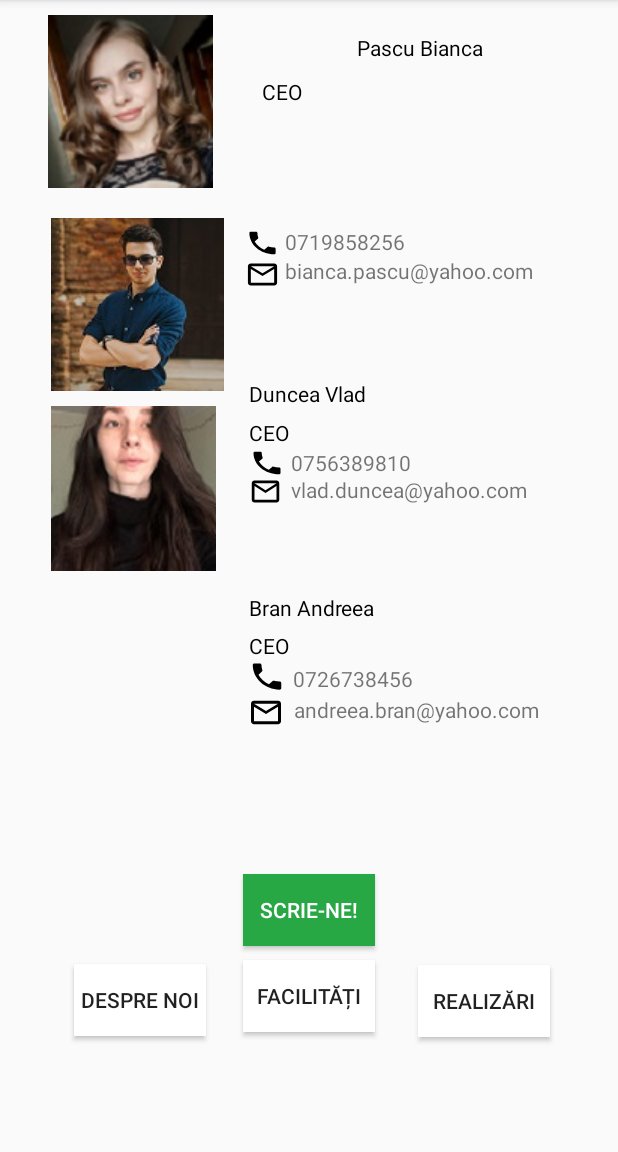
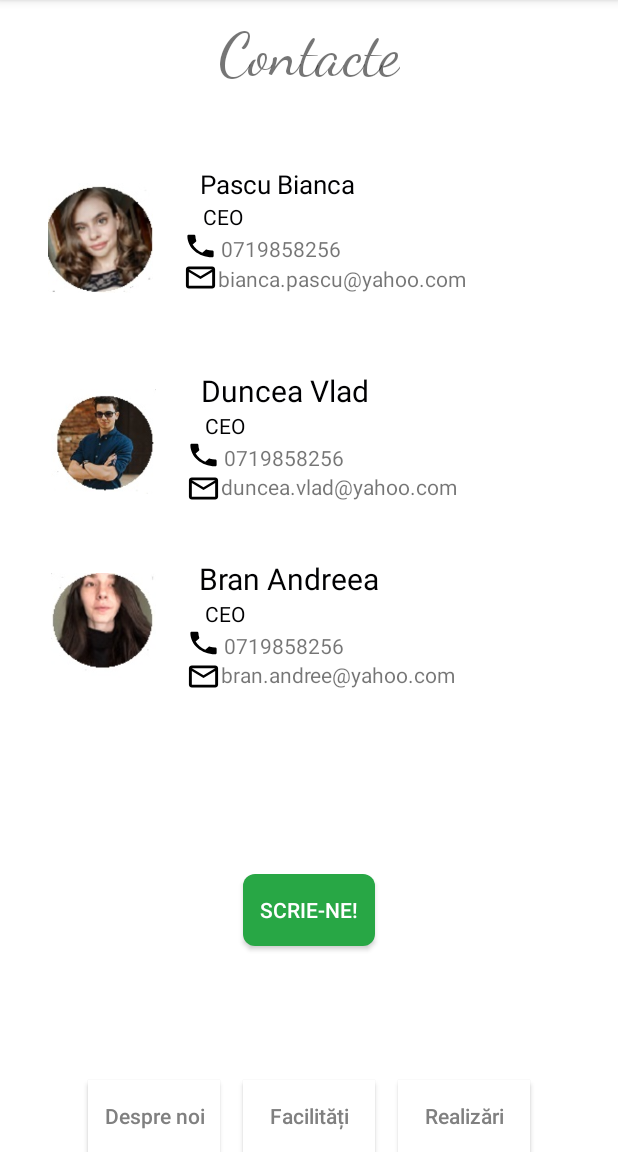
Before and after one commit to VladDuncea/SecondHome, an Android app: the ContactActivity screen opened directly, with no data from a screen before it, on a phone screen of 412 x 824 dp, the part 84-1236 px from its top. Run offline under Robolectric (Android 15) with nearby library versions, the phone set to English and light mode, and no system bars.

Commit message:
Contacts

```diff
--- a/app/src/main/java/com/example/secondhome/contact/ContactActivity.java
+++ b/app/src/main/java/com/example/secondhome/contact/ContactActivity.java
@@ -55,7 +55,7 @@ public class ContactActivity extends AppCompatActivity {
         View.OnClickListener lisenerWriteUs=new View.OnClickListener() {
             @Override
             public void onClick(View v) {
-                Intent intent=new Intent(ContactActivity.this, AchievmentsActivity.class);
+                Intent intent=new Intent(ContactActivity.this, WriteUs.class);
                 startActivity(intent);
             }
         };
--- /dev/null
+++ b/app/src/main/res/drawable/ceoicons.xml
@@ -0,0 +1,8 @@
+<?xml version="1.0" encoding="utf-8"?>
+<layer-list xmlns:android="http://schemas.android.com/apk/res/android" >
+
+    <item android:drawable="@drawable/bdeea"/>
+    <item android:drawable="@drawable/circle"/>
+
+
+</layer-list>
--- /dev/null
+++ b/app/src/main/res/drawable/circle.xml
@@ -0,0 +1,12 @@
+<?xml version="1.0" encoding="utf-8"?>
+<shape xmlns:android="http://schemas.android.com/apk/res/android"
+        android:innerRadius="9dp"
+        android:shape="ring"
+        android:thicknessRatio="1.8"
+        android:useLevel="false" >
+        <solid android:color="@android:color/transparent" />
+
+        <stroke
+            android:width="25dp"
+            android:color="@color/green" />
+</shape>
--- a/app/src/main/res/layout/activity_contact.xml
+++ b/app/src/main/res/layout/activity_contact.xml
@@ -4,24 +4,26 @@
     xmlns:tools="http://schemas.android.com/tools"
     android:layout_width="match_parent"
     android:layout_height="match_parent"
+    android:background="@color/white"
     tools:context=".contact.ContactActivity">
 
     <ImageView
         android:id="@+id/bianca"
-        android:layout_width="wrap_content"
+        android:layout_width="70dp"
         android:layout_height="wrap_content"
         android:layout_marginStart="32dp"
         android:layout_marginLeft="32dp"
-        android:layout_marginTop="10dp"
+        android:layout_marginTop="40dp"
+
         app:layout_constraintBottom_toBottomOf="parent"
         app:layout_constraintStart_toStartOf="parent"
-        app:layout_constraintTop_toTopOf="parent"
+        app:layout_constraintTop_toBottomOf="@id/titContacts"
         app:layout_constraintVertical_bias="0.0"
         app:srcCompat="@drawable/bianca" />
 
     <ImageView
         android:id="@+id/andreea"
-        android:layout_width="wrap_content"
+        android:layout_width="70dp"
         android:layout_height="wrap_content"
         android:layout_marginStart="34dp"
         android:layout_marginLeft="34dp"
@@ -35,7 +37,7 @@
 
     <ImageView
         android:id="@+id/vlad"
-        android:layout_width="wrap_content"
+        android:layout_width="70dp"
         android:layout_height="wrap_content"
         android:layout_marginStart="34dp"
         android:layout_marginLeft="34dp"
@@ -52,10 +54,12 @@
         android:layout_height="wrap_content"
         android:layout_marginStart="5dp"
         android:layout_marginLeft="5dp"
-        android:layout_marginTop="12dp"
+        android:layout_marginTop="10dp"
         android:text="Pascu Bianca"
         android:textColor="@color/colorAccent"
+        android:textSize="17sp"
         app:layout_constraintEnd_toEndOf="parent"
+        app:layout_constraintHorizontal_bias="0.128"
         app:layout_constraintStart_toEndOf="@+id/bianca"
         app:layout_constraintTop_toTopOf="@+id/bianca" />
 
@@ -65,69 +69,68 @@
         android:layout_height="wrap_content"
         android:layout_marginStart="5dp"
         android:layout_marginLeft="5dp"
-        android:layout_marginTop="10dp"
         android:text="CEO"
         android:textColor="@color/colorAccent"
         app:layout_constraintEnd_toEndOf="parent"
-        app:layout_constraintHorizontal_bias="0.116"
+        app:layout_constraintHorizontal_bias="0.1"
         app:layout_constraintStart_toEndOf="@+id/bianca"
         app:layout_constraintTop_toBottomOf="@+id/Bianca" />
 
     <TextView
-        android:id="@+id/textView"
+        android:id="@+id/Vlad"
         android:layout_width="wrap_content"
         android:layout_height="wrap_content"
-        android:layout_marginStart="166dp"
-        android:layout_marginLeft="166dp"
-        android:layout_marginTop="170dp"
-        android:layout_marginBottom="414dp"
+        android:layout_marginStart="5dp"
+        android:layout_marginLeft="5dp"
+        android:layout_marginTop="10dp"
         android:text="Duncea Vlad"
         android:textColor="@color/colorAccent"
-        app:layout_constraintBottom_toBottomOf="parent"
-        app:layout_constraintStart_toStartOf="parent"
-        app:layout_constraintTop_toTopOf="parent" />
+        android:textSize="20sp"
+        app:layout_constraintEnd_toEndOf="parent"
+        app:layout_constraintHorizontal_bias="0.128"
+        app:layout_constraintStart_toEndOf="@+id/vlad"
+        app:layout_constraintTop_toTopOf="@+id/vlad" />
 
     <TextView
-        android:id="@+id/textView2"
+        android:id="@+id/ceo2"
         android:layout_width="wrap_content"
         android:layout_height="wrap_content"
-        android:layout_marginStart="166dp"
-        android:layout_marginLeft="166dp"
-        android:layout_marginTop="196dp"
-        android:layout_marginBottom="388dp"
+        android:layout_marginStart="5dp"
+        android:layout_marginLeft="5dp"
         android:text="CEO"
         android:textColor="@color/colorAccent"
-        app:layout_constraintBottom_toBottomOf="parent"
-        app:layout_constraintStart_toStartOf="parent"
-        app:layout_constraintTop_toTopOf="parent" />
+        app:layout_constraintEnd_toEndOf="parent"
+        app:layout_constraintHorizontal_bias="0.1"
+        app:layout_constraintStart_toEndOf="@+id/vlad"
+        app:layout_constraintTop_toBottomOf="@+id/Vlad" />
 
     <TextView
-        android:id="@+id/textView4"
+        android:id="@+id/Andreea"
         android:layout_width="wrap_content"
         android:layout_height="wrap_content"
-        android:layout_marginStart="166dp"
-        android:layout_marginLeft="166dp"
-        android:layout_marginTop="313dp"
-        android:layout_marginBottom="271dp"
+        android:layout_marginStart="5dp"
+        android:layout_marginLeft="5dp"
+        android:layout_marginTop="10dp"
         android:text="Bran Andreea"
         android:textColor="@color/colorAccent"
-        app:layout_constraintBottom_toBottomOf="parent"
-        app:layout_constraintStart_toStartOf="parent"
-        app:layout_constraintTop_toTopOf="parent" />
+        android:textSize="20sp"
+        app:layout_constraintEnd_toEndOf="parent"
+        app:layout_constraintHorizontal_bias="0.128"
+        app:layout_constraintStart_toEndOf="@+id/andreea"
+        app:layout_constraintTop_toTopOf="@+id/andreea" />
 
     <TextView
-        android:id="@+id/textView5"
+        android:id="@+id/ceo3"
         android:layout_width="wrap_content"
         android:layout_height="wrap_content"
-        android:layout_marginStart="166dp"
-        android:layout_marginLeft="166dp"
-        android:layout_marginTop="338dp"
-        android:layout_marginBottom="246dp"
+        android:layout_marginStart="5dp"
+        android:layout_marginLeft="5dp"
         android:text="CEO"
         android:textColor="@color/colorAccent"
-        app:layout_constraintBottom_toBottomOf="parent"
-        app:layout_constraintStart_toStartOf="parent"
-        app:layout_constraintTop_toTopOf="parent" />
+        app:layout_constraintEnd_toEndOf="parent"
+        app:layout_constraintHorizontal_bias="0.1"
+        app:layout_constraintStart_toEndOf="@+id/andreea"
+        app:layout_constraintTop_toBottomOf="@+id/Andreea" />
 
     <Button
         android:id="@+id/contactUs"
@@ -135,7 +138,7 @@
         android:layout_height="wrap_content"
         android:layout_marginTop="500dp"
         android:layout_marginBottom="55dp"
-        android:background="@color/green"
+        android:background="@drawable/btn_shape_round_green"
         android:padding="3dp"
         android:text="Scrie-ne!"
         android:textColor="@color/white"
@@ -149,201 +152,187 @@
         android:id="@+id/aboutUs"
         android:layout_width="wrap_content"
         android:layout_height="wrap_content"
-        android:layout_marginStart="49dp"
-        android:layout_marginLeft="49dp"
-        android:layout_marginTop="565dp"
+        android:layout_marginEnd="15dp"
+        android:layout_marginRight="15dp"
         android:background="@color/white"
+        android:textColor="@android:color/tab_indicator_text"
+        android:textAllCaps="false"
         android:text="Despre noi"
         app:layout_constraintBottom_toBottomOf="parent"
-        app:layout_constraintStart_toStartOf="parent"
-        app:layout_constraintTop_toTopOf="parent" />
+        app:layout_constraintEnd_toStartOf="@id/facilities" />
 
     <Button
         android:id="@+id/facilities"
         android:layout_width="wrap_content"
         android:layout_height="wrap_content"
-        android:layout_marginTop="560dp"
         android:background="@color/white"
+        android:textColor="@android:color/tab_indicator_text"
+        android:textAllCaps="false"
         android:text="Facilități"
         app:layout_constraintBottom_toBottomOf="parent"
+        app:layout_constraintEnd_toEndOf="parent"
+        app:layout_constraintHorizontal_bias="0.5"
+        app:layout_constraintStart_toStartOf="parent" />
+
+    <Button
+        android:id="@+id/achievments"
+        android:layout_width="wrap_content"
+        android:layout_height="wrap_content"
+        android:layout_marginLeft="15dp"
+        android:layout_marginStart="15dp"
+        android:background="@color/white"
+        android:text="Realizări"
+        android:textColor="@android:color/tab_indicator_text"
+        android:textAllCaps="false"
+        app:layout_constraintBottom_toBottomOf="parent"
+        app:layout_constraintStart_toEndOf="@id/facilities" />
+
+    <TextView
+        android:id="@+id/textView9"
+        android:layout_width="wrap_content"
+        android:layout_height="wrap_content"
+        android:layout_marginStart="2dp"
+        android:layout_marginLeft="2dp"
+        android:layout_marginTop="2dp"
+        android:layout_marginBottom="515dp"
+        android:text="0719858256"
+        app:layout_constraintStart_toEndOf="@id/phone1"
+        app:layout_constraintTop_toBottomOf="@id/textView3" />
+
+    <TextView
+        android:id="@+id/textView10"
+        android:layout_width="wrap_content"
+        android:layout_height="wrap_content"
+        android:layout_marginStart="0dp"
+        android:layout_marginLeft="0dp"
+        android:layout_marginTop="2dp"
+        android:text="bianca.pascu@yahoo.com"
+        app:layout_constraintStart_toEndOf="@id/email1"
+        app:layout_constraintTop_toBottomOf="@id/phone1" />
+
+    <TextView
+        android:id="@+id/phone2"
+        android:layout_width="wrap_content"
+        android:layout_height="wrap_content"
+        android:layout_marginStart="2dp"
+        android:layout_marginLeft="2dp"
+        android:layout_marginTop="2dp"
+        android:layout_marginBottom="515dp"
+        android:text="0719858256"
+        app:layout_constraintStart_toEndOf="@id/phoneIcon2"
+        app:layout_constraintTop_toBottomOf="@id/ceo2" />
+
+    <TextView
+        android:id="@+id/emailVlad"
+        android:layout_width="wrap_content"
+        android:layout_height="wrap_content"
+        android:text="duncea.vlad@yahoo.com"
+        app:layout_constraintStart_toEndOf="@id/email2"
+        app:layout_constraintTop_toBottomOf="@id/phone2" />
+
+    <TextView
+        android:id="@+id/phone3"
+        android:layout_width="wrap_content"
+        android:layout_height="wrap_content"
+        android:layout_marginStart="2dp"
+        android:layout_marginLeft="2dp"
+        android:layout_marginTop="2dp"
+        android:layout_marginBottom="515dp"
+        android:text="0719858256"
+        app:layout_constraintStart_toEndOf="@id/phoneIcon3"
+        app:layout_constraintTop_toBottomOf="@id/ceo3" />
+
+    <TextView
+        android:id="@+id/textView15"
+        android:layout_width="wrap_content"
+        android:layout_height="wrap_content"
+        android:text="bran.andree@yahoo.com"
+        app:layout_constraintStart_toEndOf="@id/email3"
+        app:layout_constraintTop_toBottomOf="@id/phone3" />
+
+    <TextView
+        android:id="@+id/phone1"
+        android:layout_width="23dp"
+        android:layout_height="20dp"
+        android:layout_marginStart="20dp"
+        android:layout_marginLeft="20dp"
+        android:layout_marginTop="0dp"
+        android:background="@drawable/ic_phone_black_24dp"
+        android:text=""
+        app:layout_constraintStart_toEndOf="@+id/bianca"
+        app:layout_constraintTop_toBottomOf="@id/textView3" />
+
+    <TextView
+        android:id="@+id/phoneIcon2"
+        android:layout_width="23dp"
+        android:layout_height="20dp"
+        android:layout_marginStart="20dp"
+        android:layout_marginLeft="20dp"
+        android:layout_marginTop="0dp"
+        android:background="@drawable/ic_phone_black_24dp"
+        android:text=""
+        app:layout_constraintStart_toEndOf="@+id/vlad"
+        app:layout_constraintTop_toBottomOf="@id/ceo2" />
+
+    <TextView
+        android:id="@+id/phoneIcon3"
+        android:layout_width="23dp"
+        android:layout_height="20dp"
+        android:layout_marginStart="20dp"
+        android:layout_marginLeft="20dp"
+        android:layout_marginTop="0dp"
+        android:background="@drawable/ic_phone_black_24dp"
+        android:text=""
+        app:layout_constraintStart_toEndOf="@+id/andreea"
+        app:layout_constraintTop_toBottomOf="@id/ceo3" />
+
+    <TextView
+        android:id="@+id/email1"
+        android:layout_width="23dp"
+        android:layout_height="22dp"
+        android:layout_marginStart="20dp"
+        android:layout_marginLeft="20dp"
+        android:layout_marginTop="0dp"
+        android:background="@drawable/ic_mail_outline_black_24dp"
+        android:text=""
+        app:layout_constraintStart_toEndOf="@+id/bianca"
+        app:layout_constraintTop_toBottomOf="@id/phone1" />
+
+    <TextView
+        android:id="@+id/email2"
+        android:layout_width="23dp"
+        android:layout_height="22dp"
+        android:layout_marginStart="20dp"
+        android:layout_marginLeft="20dp"
+        android:layout_marginTop="0dp"
+        android:background="@drawable/ic_mail_outline_black_24dp"
+        android:text=""
+        app:layout_constraintStart_toEndOf="@+id/vlad"
+        app:layout_constraintTop_toBottomOf="@id/phone2" />
+
+    <TextView
+        android:id="@+id/email3"
+        android:layout_width="23dp"
+        android:layout_height="22dp"
+        android:layout_marginStart="20dp"
+        android:layout_marginLeft="20dp"
+        android:layout_marginTop="0dp"
+        android:background="@drawable/ic_mail_outline_black_24dp"
+        android:text=""
+        app:layout_constraintStart_toEndOf="@+id/andreea"
+        app:layout_constraintTop_toBottomOf="@id/phone3" />
+
+    <TextView
+        android:id="@+id/titContacts"
+        android:layout_width="wrap_content"
+        android:layout_height="wrap_content"
+        android:layout_marginTop="12dp"
+        android:fontFamily="@font/dancingscript"
+        android:text="Contacte"
+        android:textSize="40sp"
         app:layout_constraintEnd_toEndOf="parent"
         app:layout_constraintHorizontal_bias="0.5"
         app:layout_constraintStart_toStartOf="parent"
         app:layout_constraintTop_toTopOf="parent" />
 
-    <Button
-        android:id="@+id/achievments"
-        android:layout_width="wrap_content"
-        android:layout_height="wrap_content"
-        android:layout_marginTop="566dp"
-        android:layout_marginEnd="45dp"
-        android:layout_marginRight="45dp"
-        android:background="@color/white"
-        android:text="Realizări"
-        app:layout_constraintBottom_toBottomOf="parent"
-        app:layout_constraintEnd_toEndOf="parent"
-        app:layout_constraintTop_toTopOf="parent" />
-
-    <TextView
-        android:id="@+id/textView9"
-        android:layout_width="wrap_content"
-        android:layout_height="wrap_content"
-        android:layout_marginStart="190dp"
-        android:layout_marginLeft="190dp"
-        android:layout_marginTop="69dp"
-        android:layout_marginBottom="515dp"
-        android:text="0719858256"
-        app:layout_constraintBottom_toBottomOf="parent"
-        app:layout_constraintStart_toStartOf="parent"
-        app:layout_constraintTop_toTopOf="parent" />
-
-    <TextView
-        android:id="@+id/textView10"
-        android:layout_width="wrap_content"
-        android:layout_height="wrap_content"
-        android:layout_marginStart="190dp"
-        android:layout_marginLeft="190dp"
-        android:layout_marginTop="88dp"
-        android:layout_marginBottom="496dp"
-        android:text="bianca.pascu@yahoo.com"
-        app:layout_constraintBottom_toBottomOf="parent"
-        app:layout_constraintStart_toStartOf="parent"
-        app:layout_constraintTop_toTopOf="parent" />
-
-    <TextView
-        android:id="@+id/textView11"
-        android:layout_width="wrap_content"
-        android:layout_height="wrap_content"
-        android:layout_marginStart="194dp"
-        android:layout_marginLeft="194dp"
-        android:layout_marginTop="216dp"
-        android:layout_marginBottom="368dp"
-        android:text="0756389810"
-        app:layout_constraintBottom_toBottomOf="parent"
-        app:layout_constraintStart_toStartOf="parent"
-        app:layout_constraintTop_toTopOf="parent" />
-
-    <TextView
-        android:id="@+id/textView12"
-        android:layout_width="wrap_content"
-        android:layout_height="wrap_content"
-        android:layout_marginStart="194dp"
-        android:layout_marginLeft="194dp"
-        android:layout_marginTop="234dp"
-        android:layout_marginBottom="350dp"
-        android:text="vlad.duncea@yahoo.com"
-        app:layout_constraintBottom_toBottomOf="parent"
-        app:layout_constraintStart_toStartOf="parent"
-        app:layout_constraintTop_toTopOf="parent" />
-
-    <TextView
-        android:id="@+id/textView13"
-        android:layout_width="wrap_content"
-        android:layout_height="wrap_content"
-        android:layout_marginStart="195dp"
-        android:layout_marginLeft="195dp"
-        android:layout_marginTop="360dp"
-        android:layout_marginBottom="224dp"
-        android:text="0726738456"
-        app:layout_constraintBottom_toBottomOf="parent"
-        app:layout_constraintStart_toStartOf="parent"
-        app:layout_constraintTop_toTopOf="parent" />
-
-    <TextView
-        android:id="@+id/textView14"
-        android:layout_width="wrap_content"
-        android:layout_height="wrap_content"
-        android:layout_marginStart="196dp"
-        android:layout_marginLeft="196dp"
-        android:layout_marginTop="381dp"
-        android:layout_marginBottom="203dp"
-        android:text="andreea.bran@yahoo.com"
-        app:layout_constraintBottom_toBottomOf="parent"
-        app:layout_constraintStart_toStartOf="parent"
-        app:layout_constraintTop_toTopOf="parent" />
-
-    <TextView
-        android:id="@+id/textView15"
-        android:layout_width="23dp"
-        android:layout_height="20dp"
-        android:layout_marginStart="163dp"
-        android:layout_marginLeft="163dp"
-        android:layout_marginTop="69dp"
-        android:layout_marginBottom="514dp"
-        android:background="@drawable/ic_phone_black_24dp"
-        android:text=""
-        app:layout_constraintBottom_toBottomOf="parent"
-        app:layout_constraintStart_toStartOf="parent"
-        app:layout_constraintTop_toTopOf="parent" />
-
-    <TextView
-        android:id="@+id/textView16"
-        android:layout_width="24dp"
-        android:layout_height="20dp"
-        android:layout_marginStart="166dp"
-        android:layout_marginLeft="166dp"
-        android:layout_marginTop="216dp"
-        android:layout_marginBottom="367dp"
-        android:background="@drawable/ic_phone_black_24dp"
-        android:text=""
-        app:layout_constraintBottom_toBottomOf="parent"
-        app:layout_constraintStart_toStartOf="parent"
-        app:layout_constraintTop_toTopOf="parent" />
-
-    <TextView
-        android:id="@+id/textView17"
-        android:layout_width="25dp"
-        android:layout_height="23dp"
-        android:layout_marginStart="165dp"
-        android:layout_marginLeft="165dp"
-        android:layout_marginTop="359dp"
-        android:layout_marginBottom="225dp"
-        android:background="@drawable/ic_phone_black_24dp"
-        android:text=""
-        app:layout_constraintBottom_toBottomOf="parent"
-        app:layout_constraintStart_toStartOf="parent"
-        app:layout_constraintTop_toTopOf="parent" />
-
-    <TextView
-        android:id="@+id/textView18"
-        android:layout_width="23dp"
-        android:layout_height="22dp"
-        android:layout_marginStart="163dp"
-        android:layout_marginLeft="163dp"
-        android:layout_marginTop="89dp"
-        android:layout_marginBottom="492dp"
-        android:background="@drawable/ic_mail_outline_black_24dp"
-        android:text=""
-        app:layout_constraintBottom_toBottomOf="parent"
-        app:layout_constraintStart_toStartOf="parent"
-        app:layout_constraintTop_toTopOf="parent" />
-
-    <TextView
-        android:id="@+id/textView19"
-        android:layout_width="22dp"
-        android:layout_height="22dp"
-        android:layout_marginStart="166dp"
-        android:layout_marginLeft="166dp"
-        android:layout_marginTop="234dp"
-        android:layout_marginBottom="347dp"
-        android:background="@drawable/ic_mail_outline_black_24dp"
-        android:text=""
-        app:layout_constraintBottom_toBottomOf="parent"
-        app:layout_constraintStart_toStartOf="parent"
-        app:layout_constraintTop_toTopOf="parent" />
-
-    <TextView
-        android:id="@+id/textView20"
-        android:layout_width="24dp"
-        android:layout_height="23dp"
-        android:layout_marginStart="165dp"
-        android:layout_marginLeft="165dp"
-        android:layout_marginTop="381dp"
-        android:layout_marginBottom="199dp"
-        android:background="@drawable/ic_mail_outline_black_24dp"
-        android:text=""
-        app:layout_constraintBottom_toBottomOf="parent"
-        app:layout_constraintStart_toStartOf="parent"
-        app:layout_constraintTop_toTopOf="parent" />
-
 </androidx.constraintlayout.widget.ConstraintLayout>
--- a/app/src/main/res/layout/activity_write_us.xml
+++ b/app/src/main/res/layout/activity_write_us.xml
@@ -17,7 +17,7 @@
         android:selectAllOnFocus="true"
         app:layout_constraintEnd_toEndOf="parent"
         app:layout_constraintStart_toStartOf="parent"
-        app:layout_constraintTop_toTopOf="parent" />
+        app:layout_constraintTop_toBottomOf="@id/writeUsTitle" />
 
     <EditText
         android:id="@+id/emailToContact"
@@ -37,7 +37,7 @@
     <EditText
         android:id="@+id/editText"
         android:layout_width="match_parent"
-        android:layout_height="wrap_content"
+        android:layout_height="353dp"
         android:layout_marginStart="24dp"
         android:layout_marginTop="10dp"
         android:layout_marginEnd="24dp"
@@ -54,15 +54,27 @@
         android:id="@+id/send"
         android:layout_width="wrap_content"
         android:layout_height="wrap_content"
-        android:layout_marginBottom="30dp"
-        android:text="Button"
+        android:layout_marginBottom="20dp"
+        android:background="@drawable/btn_shape_round_green"
+        android:text="Trimite"
         android:textColor="@color/white"
-        android:background="@drawable/btn_shape_round_green"
         app:layout_constraintBottom_toBottomOf="parent"
         app:layout_constraintEnd_toEndOf="parent"
         app:layout_constraintHorizontal_bias="0.5"
+        app:layout_constraintStart_toStartOf="parent" />
+
+    <TextView
+        android:id="@+id/writeUsTitle"
+        android:layout_width="wrap_content"
+        android:layout_height="wrap_content"
+        android:layout_marginTop="12dp"
+        android:text="Scrie-ne"
+        android:textSize="40sp"
+        android:fontFamily="@font/dancingscript"
+        app:layout_constraintEnd_toEndOf="parent"
+        app:layout_constraintHorizontal_bias="0.5"
         app:layout_constraintStart_toStartOf="parent"
-        app:layout_constraintTop_toBottomOf="parrent" />
+        app:layout_constraintTop_toTopOf="parent" />
 
 
 </androidx.constraintlayout.widget.ConstraintLayout>
```
Also changed, not shown: app/src/main/res/drawable/bdeea.jpg, app/src/main/res/drawable/bianca.jpeg, app/src/main/res/drawable/duncea.jpg.
